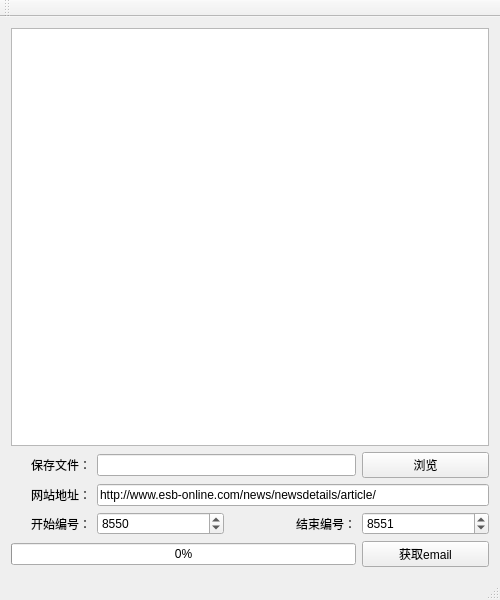
Ronvlove/ESBMail, file mainwindow.ui: the form before one commit.
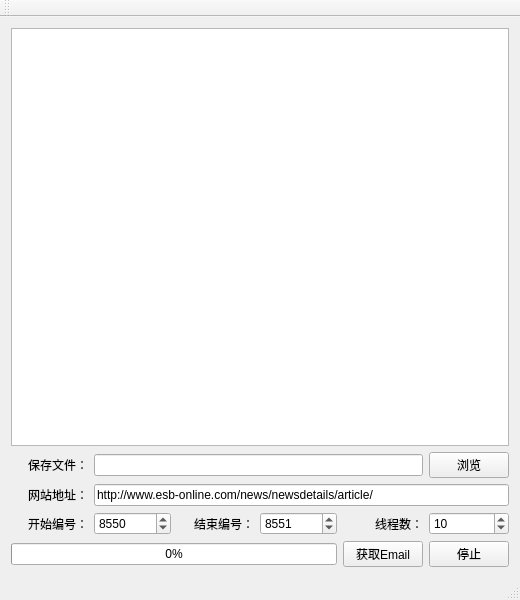
The form after the commit.

```diff
--- a/mainwindow.ui
+++ b/mainwindow.ui
@@ -6,7 +6,7 @@
    <rect>
     <x>0</x>
     <y>0</y>
-    <width>500</width>
+    <width>520</width>
     <height>600</height>
    </rect>
   </property>
@@ -15,63 +15,29 @@
   </property>
   <widget class="QWidget" name="centralWidget">
    <layout class="QGridLayout" name="gridLayout">
-    <item row="0" column="0" colspan="4">
-     <widget class="QListWidget" name="listWidget"/>
+    <item row="1" column="1" colspan="4">
+     <widget class="QLineEdit" name="lineEditFile"/>
     </item>
-    <item row="5" column="3">
-     <widget class="QPushButton" name="pushButton">
+    <item row="1" column="0">
+     <widget class="QLabel" name="label_4">
       <property name="text">
-       <string>获取email</string>
+       <string>保存文件：</string>
       </property>
-     </widget>
-    </item>
-    <item row="5" column="0" colspan="3">
-     <widget class="QProgressBar" name="progressBar">
-      <property name="value">
-       <number>0</number>
-      </property>
       <property name="alignment">
-       <set>Qt::AlignCenter</set>
+       <set>Qt::AlignRight|Qt::AlignTrailing|Qt::AlignVCenter</set>
       </property>
      </widget>
     </item>
-    <item row="3" column="2">
-     <widget class="QLabel" name="label_2">
+    <item row="3" column="0">
+     <widget class="QLabel" name="label_3">
       <property name="text">
-       <string>结束编号：</string>
+       <string>开始编号：</string>
       </property>
       <property name="alignment">
        <set>Qt::AlignRight|Qt::AlignTrailing|Qt::AlignVCenter</set>
       </property>
      </widget>
     </item>
-    <item row="3" column="1">
-     <widget class="QSpinBox" name="spinBoxStart">
-      <property name="maximum">
-       <number>100000</number>
-      </property>
-      <property name="value">
-       <number>8550</number>
-      </property>
-     </widget>
-    </item>
-    <item row="3" column="3">
-     <widget class="QSpinBox" name="spinBoxEnd">
-      <property name="maximum">
-       <number>100000</number>
-      </property>
-      <property name="value">
-       <number>8551</number>
-      </property>
-     </widget>
-    </item>
-    <item row="2" column="1" colspan="3">
-     <widget class="QLineEdit" name="lineEditUrl">
-      <property name="text">
-       <string>http://www.esb-online.com/news/newsdetails/article/</string>
-      </property>
-     </widget>
-    </item>
     <item row="2" column="0">
      <widget class="QLabel" name="label">
       <property name="maximumSize">
@@ -88,48 +54,102 @@
       </property>
      </widget>
     </item>
-    <item row="3" column="0">
-     <widget class="QLabel" name="label_3">
+    <item row="2" column="1" colspan="5">
+     <widget class="QLineEdit" name="lineEditUrl">
       <property name="text">
-       <string>开始编号：</string>
+       <string>http://www.esb-online.com/news/newsdetails/article/</string>
       </property>
+     </widget>
+    </item>
+    <item row="3" column="3">
+     <widget class="QSpinBox" name="spinBoxEnd">
+      <property name="maximum">
+       <number>100000</number>
+      </property>
+      <property name="value">
+       <number>8551</number>
+      </property>
+     </widget>
+    </item>
+    <item row="3" column="1">
+     <widget class="QSpinBox" name="spinBoxStart">
+      <property name="maximum">
+       <number>100000</number>
+      </property>
+      <property name="value">
+       <number>8550</number>
+      </property>
+     </widget>
+    </item>
+    <item row="3" column="2">
+     <widget class="QLabel" name="label_2">
+      <property name="text">
+       <string>结束编号：</string>
+      </property>
       <property name="alignment">
        <set>Qt::AlignRight|Qt::AlignTrailing|Qt::AlignVCenter</set>
       </property>
      </widget>
     </item>
-    <item row="1" column="0">
-     <widget class="QLabel" name="label_4">
+    <item row="5" column="0" colspan="4">
+     <widget class="QProgressBar" name="progressBar">
+      <property name="value">
+       <number>0</number>
+      </property>
+      <property name="alignment">
+       <set>Qt::AlignCenter</set>
+      </property>
+     </widget>
+    </item>
+    <item row="0" column="0" colspan="6">
+     <widget class="QListWidget" name="listWidget"/>
+    </item>
+    <item row="5" column="4">
+     <widget class="QPushButton" name="pushButton">
       <property name="text">
-       <string>保存文件：</string>
+       <string>获取Email</string>
       </property>
+     </widget>
+    </item>
+    <item row="3" column="4">
+     <widget class="QLabel" name="label_5">
+      <property name="text">
+       <string>线程数：</string>
+      </property>
       <property name="alignment">
        <set>Qt::AlignRight|Qt::AlignTrailing|Qt::AlignVCenter</set>
       </property>
      </widget>
     </item>
-    <item row="1" column="1" colspan="2">
-     <widget class="QLineEdit" name="lineEditFile"/>
-    </item>
-    <item row="1" column="3">
+    <item row="1" column="5">
      <widget class="QPushButton" name="pushButton_2">
       <property name="text">
        <string>浏览</string>
       </property>
      </widget>
     </item>
+    <item row="3" column="5">
+     <widget class="QSpinBox" name="spinBoxThreads">
+      <property name="minimum">
+       <number>1</number>
+      </property>
+      <property name="maximum">
+       <number>30</number>
+      </property>
+      <property name="value">
+       <number>10</number>
+      </property>
+     </widget>
+    </item>
+    <item row="5" column="5">
+     <widget class="QPushButton" name="stop">
+      <property name="text">
+       <string>停止</string>
+      </property>
+     </widget>
+    </item>
    </layout>
   </widget>
-  <widget class="QMenuBar" name="menuBar">
-   <property name="geometry">
-    <rect>
-     <x>0</x>
-     <y>0</y>
-     <width>500</width>
-     <height>23</height>
-    </rect>
-   </property>
-  </widget>
   <widget class="QToolBar" name="mainToolBar">
    <attribute name="toolBarArea">
     <enum>TopToolBarArea</enum>
```
